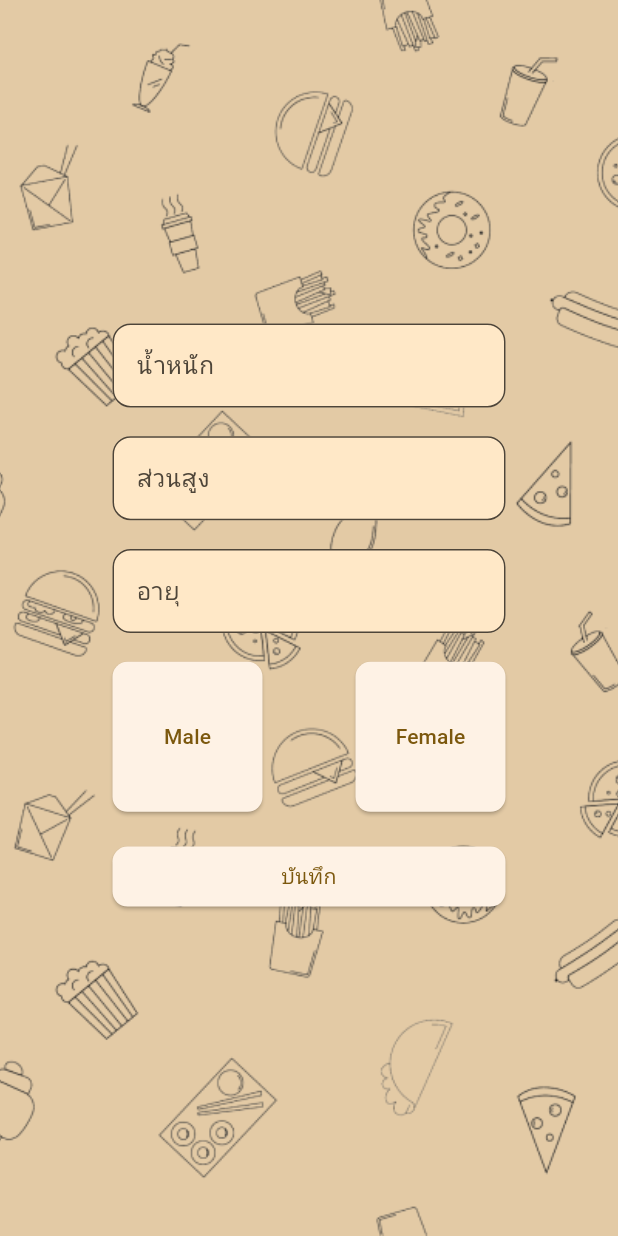
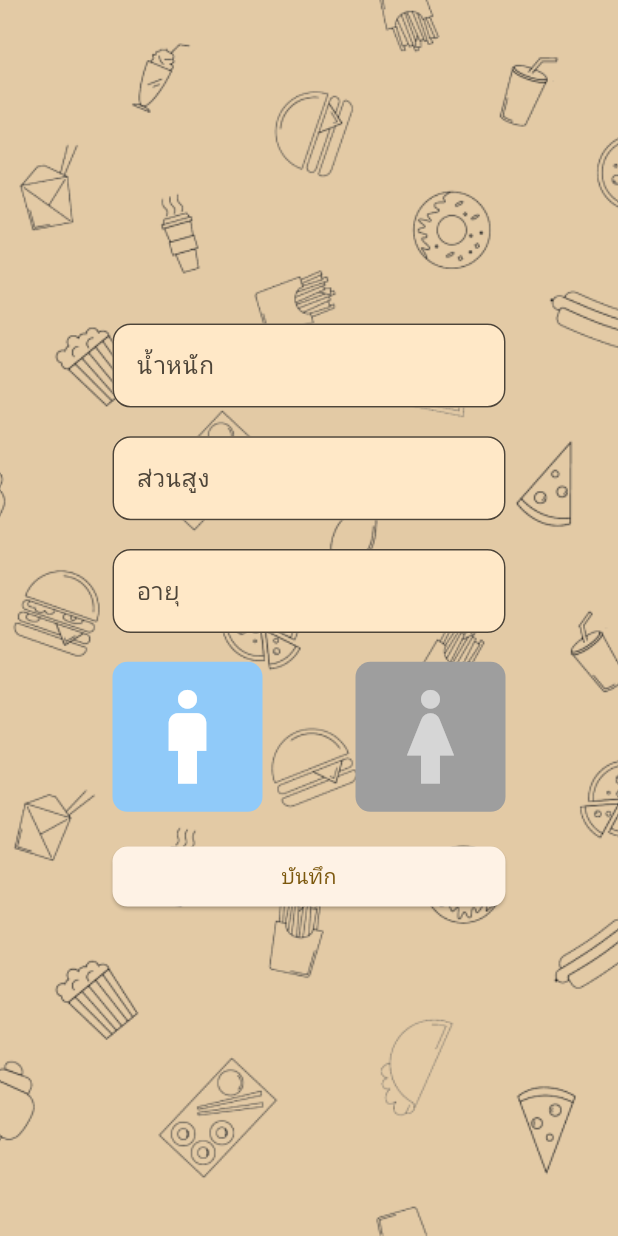
Before and after one commit to tomamac/calcal, a Flutter app: the edit_profile_page screen opened directly, on a phone screen of 412 x 824 dp. Run offline on Flutter 3.47's test engine with Material 3 defaults, Android fonts, the phone set to English and light mode, and no system bars; our stand-ins replace get, google_fonts; Roboto replaces fonts that are missing (Kanit).

Commit message:
Changed to Custom Radio Button

```diff
--- a/lib/pages/edit_profile_page.dart
+++ b/lib/pages/edit_profile_page.dart
@@ -1,6 +1,7 @@
 import 'package:calcal/reuse.dart';
-import 'package:calcal/values.dart';
+import 'package:calcal/states/editprofile_state.dart';
 import 'package:flutter/material.dart';
+import 'package:get/get.dart';
 
 class edit_profile_page extends StatelessWidget {
   const edit_profile_page({super.key});
@@ -10,6 +11,7 @@ class edit_profile_page extends StatelessWidget {
 //--reference https://stackoverflow.com/questions/58678614/material-app-styles-doesnt-work-without-scaffold
   @override
   Widget build(BuildContext context) {
+    final _state = Get.put(editprofileState());
     return Scaffold(
       body: SafeArea(
         child: Stack(
@@ -37,36 +39,56 @@ class edit_profile_page extends StatelessWidget {
                         hintText: 'อายุ',
                       ),
                     ),
-                    Row(
+                    Obx(
+                      () => Row(
                         mainAxisAlignment: MainAxisAlignment.spaceBetween,
                         children: [
                           SizedBox(
                             height: 100,
                             width: 100,
-                          child: ElevatedButton(
-                            style: ElevatedButton.styleFrom(
+                            child: IconButton(
+                              disabledColor: Colors.white,
+                              color: Colors.grey[350],
+                              iconSize: 75,
+                              onPressed: _state.radioInd.value == 0
+                                  ? null
+                                  : ({index = 0}) {
+                                      _state.setRadioIndex(index);
+                                    },
+                              icon: const Icon(Icons.man),
+                              style: IconButton.styleFrom(
+                                disabledBackgroundColor: Colors.blue[200],
+                                backgroundColor: Colors.grey,
                                 shape: RoundedRectangleBorder(
                                   borderRadius: BorderRadius.circular(10),
                                 ),
                               ),
-                            onPressed: () {},
-                            child: const Text('Male'),
                             ),
                           ),
                           SizedBox(
                             height: 100,
                             width: 100,
-                          child: ElevatedButton(
-                            style: ElevatedButton.styleFrom(
+                            child: IconButton(
+                              disabledColor: Colors.white,
+                              color: Colors.grey[350],
+                              iconSize: 75,
+                              onPressed: _state.radioInd.value == 1
+                                  ? null
+                                  : ({index = 1}) {
+                                      _state.setRadioIndex(index);
+                                    },
+                              icon: const Icon(Icons.woman),
+                              style: IconButton.styleFrom(
+                                disabledBackgroundColor: Colors.pink[200],
+                                backgroundColor: Colors.grey,
                                 shape: RoundedRectangleBorder(
                                   borderRadius: BorderRadius.circular(10),
                                 ),
                               ),
-                            onPressed: () {},
-                            child: const Text('Female'),
                             ),
                           ),
                         ],
+                      ),
                     ),
                     SizedBox(
                       width: double.infinity,
@@ -76,7 +98,9 @@ class edit_profile_page extends StatelessWidget {
                             borderRadius: BorderRadius.circular(10),
                           ),
                         ),
-                        onPressed: () {},
+                        onPressed: () {
+                          Get.back();
+                        },
                         child: const Text('บันทึก'),
                       ),
                     ),
--- /dev/null
+++ b/lib/states/editprofile_state.dart
@@ -0,0 +1,9 @@
+import 'package:get/get.dart';
+
+class editprofileState extends GetxController {
+  RxInt radioInd = 0.obs;
+
+  void setRadioIndex(int index) {
+    radioInd.value = index;
+  }
+}
```
Lines whose indentation alone changed are shown as unchanged.
